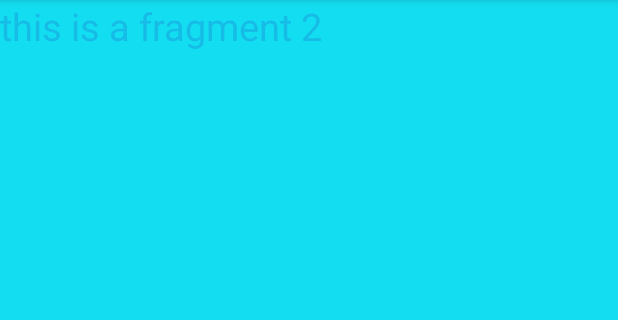
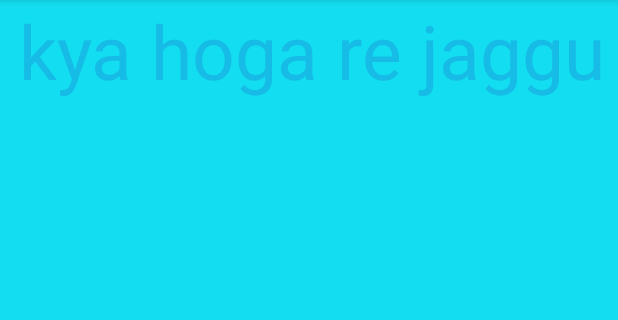
Before and after one commit to AlokSingh23/GetFrag3, an Android app: the fragment SecondFragment placed in its activity, on a phone screen of 412 x 824 dp, the part 84-404 px from its top. Run offline under Robolectric (Android 15) with nearby library versions, the phone set to English and light mode, and no system bars.

Commit message:
text change
wefefwef

```diff
--- a/app/src/main/res/layout/fragment_first.xml
+++ b/app/src/main/res/layout/fragment_first.xml
@@ -11,7 +11,7 @@
     <TextView
         android:layout_width="fill_parent"
         android:layout_height="wrap_content"
-        android:text="open"
+        android:text="Aur jaggu kya hal hai"
         android:id="@+id/text"
         android:textColor="#000000"
         android:textSize="25sp"/>
--- a/app/src/main/res/layout/fragment_second.xml
+++ b/app/src/main/res/layout/fragment_second.xml
@@ -10,8 +10,8 @@
     <TextView
         android:layout_width="fill_parent"
         android:layout_height="wrap_content"
-        android:text="this is a fragment 2"
+        android:text=" kya hoga re jaggu"
         android:textColor="#17bce6"
-        android:textSize="25sp"/>
+        android:textSize="50sp"/>
 
 </LinearLayout>
```
